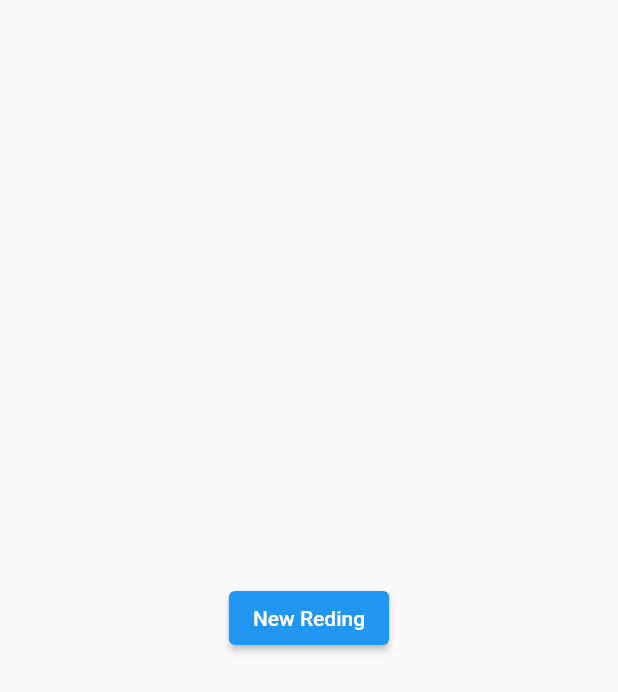
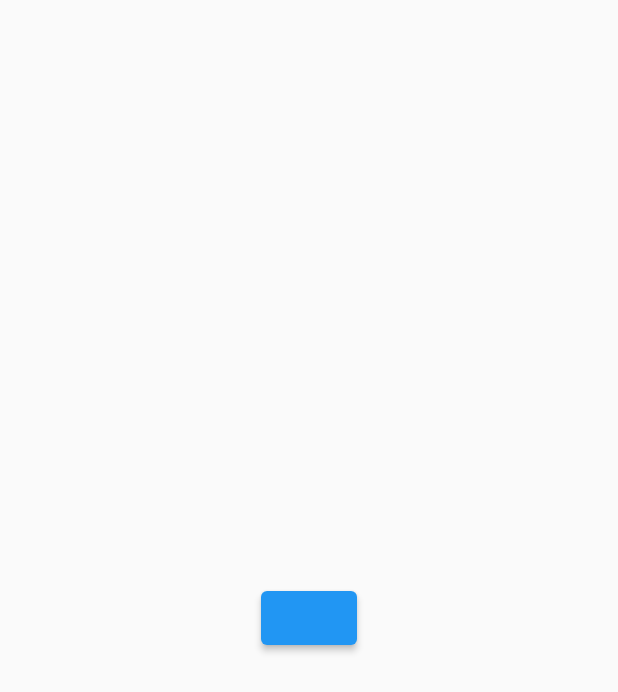
Before and after one commit to fdmominbd/firstHolyQuran, a Flutter app: the Resume screen opened directly, on a phone screen of 412 x 824 dp. Shown: the top 692 px of the screen. Run offline on Flutter 3.47's test engine with Material 2 defaults, Android fonts, the light colour scheme and no system bars; our stand-ins replace carousel_slider, shared_preferences; missing offline and left inert: alert_dialog, wc_flutter_share; accounts and stored records are empty.

Commit message:
5th commit 27.1.22

```diff
--- a/lib/screens/ui/other/Resume.dart
+++ b/lib/screens/ui/other/Resume.dart
@@ -30,7 +30,7 @@ class _ResumeState extends State<Resume> {
           onPressed: (){
 
           },
-          child: Text('New Reding'),
+          child: Text(''),
         ),
       ),
     );
```
Also changed, not shown: lib/screens/ui/home/homepage.dart (+6 -1 lines).
